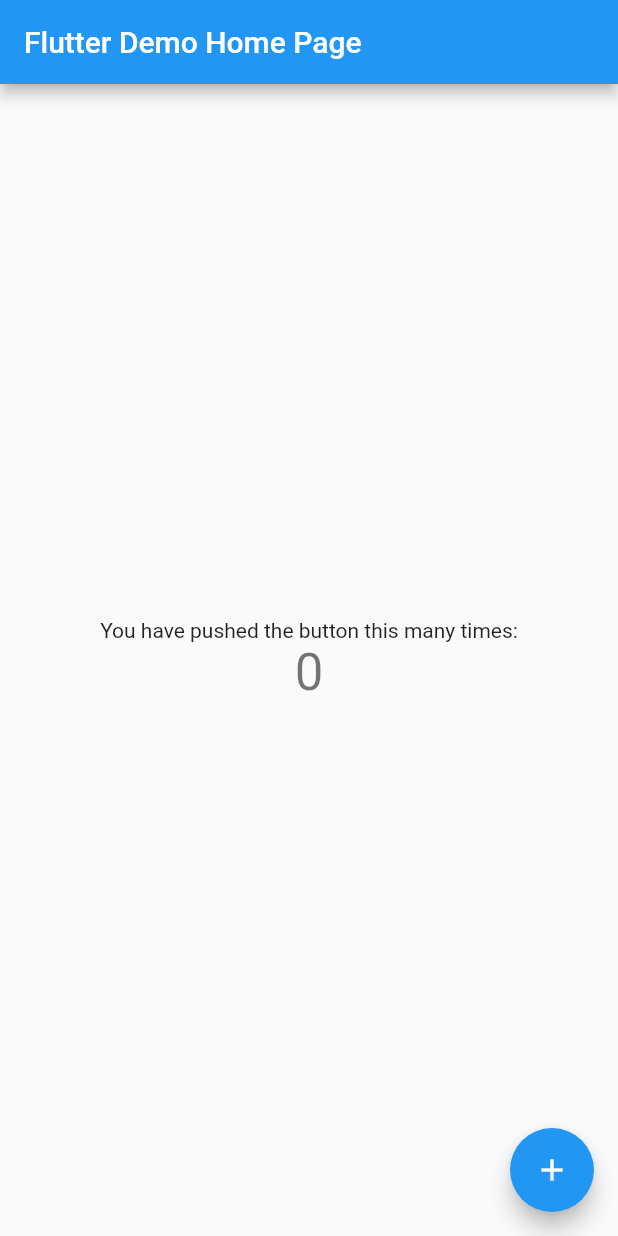
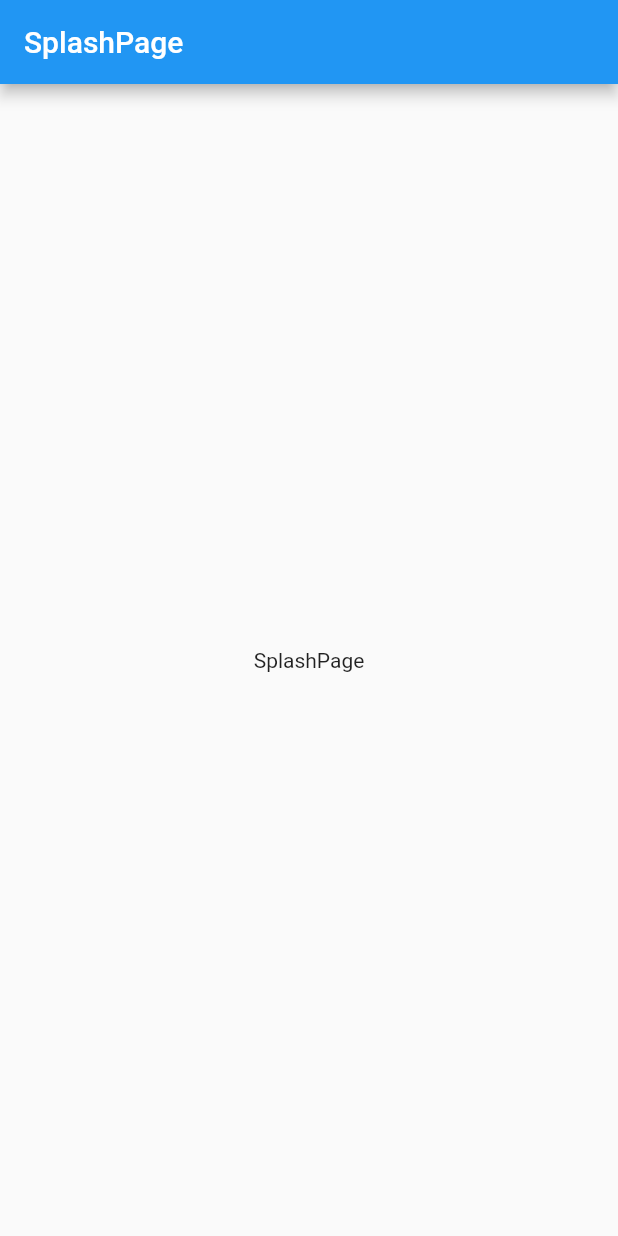
Before and after one commit to laerthnardelli/dart-week-fwc-album-app, a Flutter app: the screen it shows after launch, on a phone screen of 412 x 824 dp. Run offline on Flutter 3.47's test engine with Material 2 defaults, Android fonts, the phone set to English and light mode, and no system bars.

Commit message:
add new structure folders to use in app

```diff
--- /dev/null
+++ b/fwc_album_app/lib/app/fwc_album_app.dart
@@ -0,0 +1,20 @@
+import 'package:flutter/material.dart';
+import 'package:fwc_album_app/app/pages/splash/splash_page.dart';
+
+class FwcAlbumApp extends StatelessWidget {
+  const FwcAlbumApp({super.key});
+
+  @override
+  Widget build(BuildContext context) {
+    return MaterialApp(
+      title: 'Fifa World Cub Album',
+      debugShowCheckedModeBanner: false,
+      theme: ThemeData(
+        primarySwatch: Colors.blue,
+      ),
+      routes: {
+        '/': (_) => SplashPage(),
+      },
+    );
+  }
+}
--- /dev/null
+++ b/fwc_album_app/lib/app/pages/splash/splash_page.dart
@@ -0,0 +1,21 @@
+import 'package:flutter/cupertino.dart';
+import 'package:flutter/material.dart';
+import 'package:flutter/src/widgets/basic.dart';
+import 'package:flutter/src/widgets/container.dart';
+import 'package:flutter/src/widgets/framework.dart';
+
+class SplashPage extends StatelessWidget {
+  const SplashPage({super.key});
+
+  @override
+  Widget build(BuildContext context) {
+    return Scaffold(
+      appBar: AppBar(
+        title: const Text('SplashPage'),
+      ),
+      body: const Center(
+        child: Text('SplashPage'),
+      ),
+    );
+  }
+}
--- a/fwc_album_app/lib/main.dart
+++ b/fwc_album_app/lib/main.dart
@@ -1,115 +1,6 @@
 import 'package:flutter/material.dart';
+import 'package:fwc_album_app/app/fwc_album_app.dart';
 
 void main() {
-  runApp(const MyApp());
+  runApp(const FwcAlbumApp());
 }
-
-class MyApp extends StatelessWidget {
-  const MyApp({super.key});
-
-  // This widget is the root of your application.
-  @override
-  Widget build(BuildContext context) {
-    return MaterialApp(
-      title: 'Flutter Demo',
-      theme: ThemeData(
-        // This is the theme of your application.
-        //
-        // Try running your application with "flutter run". You'll see the
-        // application has a blue toolbar. Then, without quitting the app, try
-        // changing the primarySwatch below to Colors.green and then invoke
-        // "hot reload" (press "r" in the console where you ran "flutter run",
-        // or simply save your changes to "hot reload" in a Flutter IDE).
-        // Notice that the counter didn't reset back to zero; the application
-        // is not restarted.
-        primarySwatch: Colors.blue,
-      ),
-      home: const MyHomePage(title: 'Flutter Demo Home Page'),
-    );
-  }
-}
-
-class MyHomePage extends StatefulWidget {
-  const MyHomePage({super.key, required this.title});
-
-  // This widget is the home page of your application. It is stateful, meaning
-  // that it has a State object (defined below) that contains fields that affect
-  // how it looks.
-
-  // This class is the configuration for the state. It holds the values (in this
-  // case the title) provided by the parent (in this case the App widget) and
-  // used by the build method of the State. Fields in a Widget subclass are
-  // always marked "final".
-
-  final String title;
-
-  @override
-  State<MyHomePage> createState() => _MyHomePageState();
-}
-
-class _MyHomePageState extends State<MyHomePage> {
-  int _counter = 0;
-
-  void _incrementCounter() {
-    setState(() {
-      // This call to setState tells the Flutter framework that something has
-      // changed in this State, which causes it to rerun the build method below
-      // so that the display can reflect the updated values. If we changed
-      // _counter without calling setState(), then the build method would not be
-      // called again, and so nothing would appear to happen.
-      _counter++;
-    });
-  }
-
-  @override
-  Widget build(BuildContext context) {
-    // This method is rerun every time setState is called, for instance as done
-    // by the _incrementCounter method above.
-    //
-    // The Flutter framework has been optimized to make rerunning build methods
-    // fast, so that you can just rebuild anything that needs updating rather
-    // than having to individually change instances of widgets.
-    return Scaffold(
-      appBar: AppBar(
-        // Here we take the value from the MyHomePage object that was created by
-        // the App.build method, and use it to set our appbar title.
-        title: Text(widget.title),
-      ),
-      body: Center(
-        // Center is a layout widget. It takes a single child and positions it
-        // in the middle of the parent.
-        child: Column(
-          // Column is also a layout widget. It takes a list of children and
-          // arranges them vertically. By default, it sizes itself to fit its
-          // children horizontally, and tries to be as tall as its parent.
-          //
-          // Invoke "debug painting" (press "p" in the console, choose the
-          // "Toggle Debug Paint" action from the Flutter Inspector in Android
-          // Studio, or the "Toggle Debug Paint" command in Visual Studio Code)
-          // to see the wireframe for each widget.
-          //
-          // Column has various properties to control how it sizes itself and
-          // how it positions its children. Here we use mainAxisAlignment to
-          // center the children vertically; the main axis here is the vertical
-          // axis because Columns are vertical (the cross axis would be
-          // horizontal).
-          mainAxisAlignment: MainAxisAlignment.center,
-          children: <Widget>[
-            const Text(
-              'You have pushed the button this many times:',
-            ),
-            Text(
-              '$_counter',
-              style: Theme.of(context).textTheme.headline4,
-            ),
-          ],
-        ),
-      ),
-      floatingActionButton: FloatingActionButton(
-        onPressed: _incrementCounter,
-        tooltip: 'Increment',
-        child: const Icon(Icons.add),
-      ), // This trailing comma makes auto-formatting nicer for build methods.
-    );
-  }
-}
```
Also changed, not shown: 5 other files.
